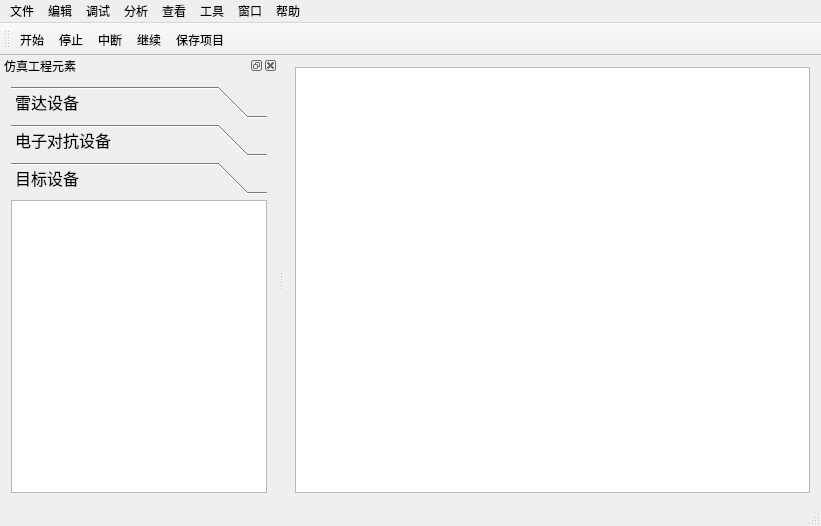
Tangzixia/Digital-Prototype, file prototype_v1202/Main/mainwindow.ui: the form before one commit.
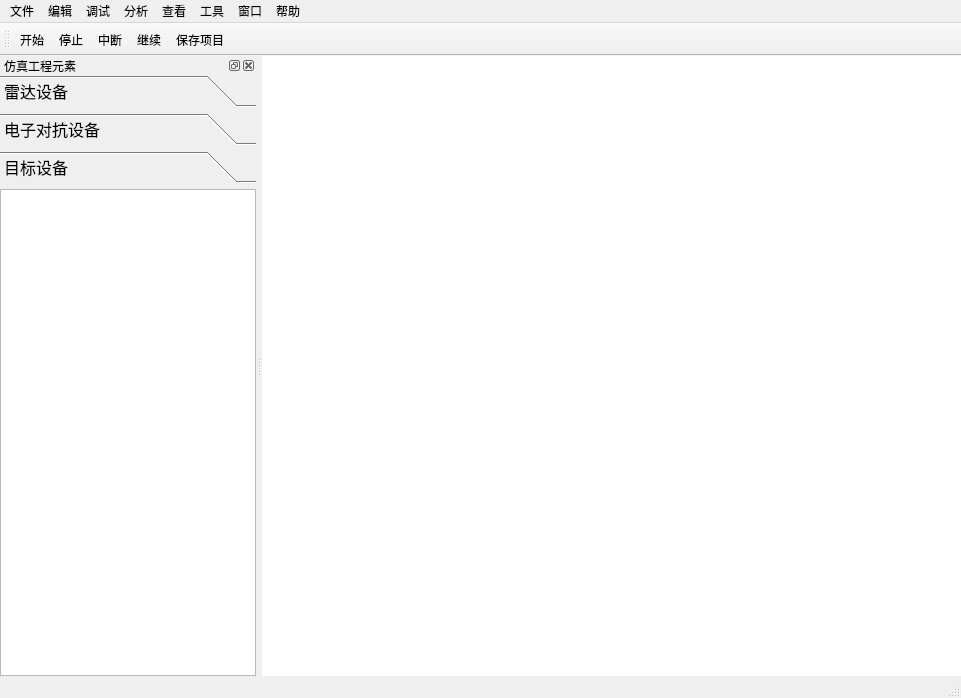
The form after the commit. The open tabs and pages were chosen to show the change. Icons and pictures are not drawn.

Diff of the .ui file:
```diff
--- a/prototype_v1202/Main/mainwindow.ui
+++ b/prototype_v1202/Main/mainwindow.ui
@@ -6,8 +6,8 @@
    <rect>
     <x>0</x>
     <y>0</y>
-    <width>821</width>
-    <height>526</height>
+    <width>961</width>
+    <height>698</height>
    </rect>
   </property>
   <property name="windowTitle">
@@ -18,8 +18,27 @@
   </property>
   <widget class="QWidget" name="centralWidget">
    <layout class="QGridLayout" name="gridLayout_2">
+    <property name="leftMargin">
+     <number>0</number>
+    </property>
+    <property name="topMargin">
+     <number>0</number>
+    </property>
+    <property name="rightMargin">
+     <number>0</number>
+    </property>
+    <property name="bottomMargin">
+     <number>0</number>
+    </property>
+    <property name="spacing">
+     <number>0</number>
+    </property>
     <item row="0" column="0">
-     <widget class="QGraphicsView" name="graphicsView"/>
+     <widget class="QGraphicsView" name="graphicsView">
+      <property name="frameShape">
+       <enum>QFrame::NoFrame</enum>
+      </property>
+     </widget>
     </item>
    </layout>
   </widget>
@@ -28,7 +47,7 @@
     <rect>
      <x>0</x>
      <y>0</y>
-     <width>821</width>
+     <width>961</width>
      <height>21</height>
     </rect>
    </property>
@@ -142,6 +161,21 @@
    </attribute>
    <widget class="QWidget" name="dockWidgetContents">
     <layout class="QGridLayout" name="gridLayout">
+     <property name="leftMargin">
+      <number>0</number>
+     </property>
+     <property name="topMargin">
+      <number>0</number>
+     </property>
+     <property name="rightMargin">
+      <number>0</number>
+     </property>
+     <property name="bottomMargin">
+      <number>0</number>
+     </property>
+     <property name="spacing">
+      <number>0</number>
+     </property>
      <item row="0" column="0">
       <widget class="QToolBox" name="toolBox_left">
        <property name="font">
@@ -150,6 +184,12 @@
          <pointsize>12</pointsize>
         </font>
        </property>
+       <property name="frameShape">
+        <enum>QFrame::NoFrame</enum>
+       </property>
+       <property name="frameShadow">
+        <enum>QFrame::Plain</enum>
+       </property>
        <property name="currentIndex">
         <number>0</number>
        </property>
@@ -236,7 +276,7 @@
           <x>0</x>
           <y>0</y>
           <width>256</width>
-          <height>321</height>
+          <height>511</height>
          </rect>
         </property>
         <attribute name="icon">
```
Left out of the diff: 7 changed lines with no effect on the pictures.
